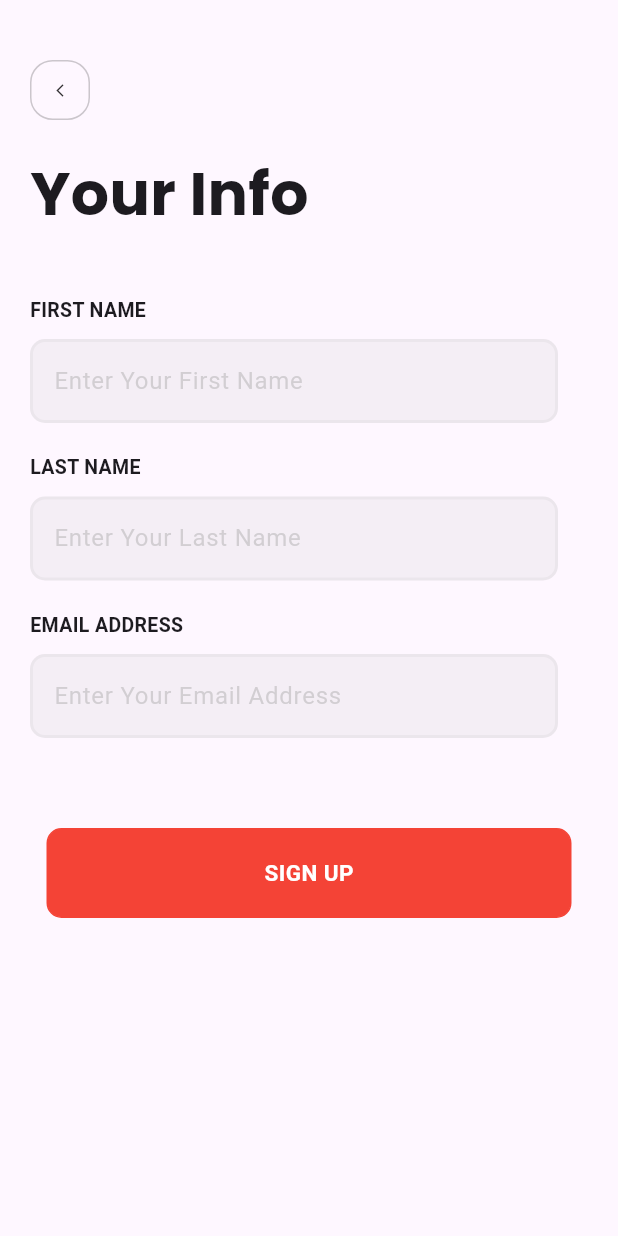
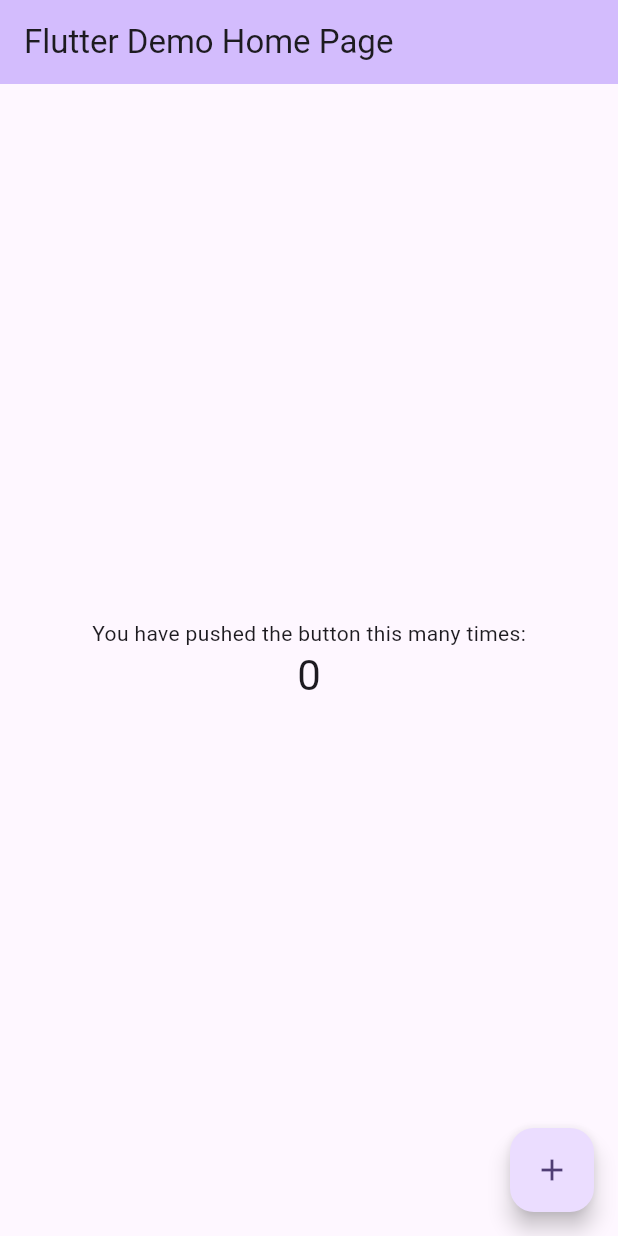
Before and after one commit to afrinfathima8524/Food_delivery, a Flutter app: the screen it shows after launch, on a phone screen of 412 x 824 dp. Run offline on Flutter 3.47's test engine with Material 3 defaults, Android fonts, the phone set to English and light mode, and no system bars; our stand-ins replace google_fonts.

Commit message:
firebase doing

```diff
--- a/food_delivery/lib/main.dart
+++ b/food_delivery/lib/main.dart
@@ -1,8 +1,4 @@
-// ignore_for_file: prefer_const_constructors
-
 import 'package:flutter/material.dart';
-
-import 'features/home/presentation/screens/signin.dart';
 
 void main() {
   runApp(const MyApp());
@@ -15,8 +11,115 @@ class MyApp extends StatelessWidget {
   @override
   Widget build(BuildContext context) {
     return MaterialApp(
-      debugShowCheckedModeBanner: false,
-      home: SignInPage(),
+      title: 'Flutter Demo',
+      theme: ThemeData(
+        // This is the theme of your application.
+        //
+        // TRY THIS: Try running your application with "flutter run". You'll see
+        // the application has a purple toolbar. Then, without quitting the app,
+        // try changing the seedColor in the colorScheme below to Colors.green
+        // and then invoke "hot reload" (save your changes or press the "hot
+        // reload" button in a Flutter-supported IDE, or press "r" if you used
+        // the command line to start the app).
+        //
+        // Notice that the counter didn't reset back to zero; the application
+        // state is not lost during the reload. To reset the state, use hot
+        // restart instead.
+        //
+        // This works for code too, not just values: Most code changes can be
+        // tested with just a hot reload.
+        colorScheme: ColorScheme.fromSeed(seedColor: Colors.deepPurple),
+        useMaterial3: true,
+      ),
+      home: const MyHomePage(title: 'Flutter Demo Home Page'),
     );
   }
 }
+
+class MyHomePage extends StatefulWidget {
+  const MyHomePage({super.key, required this.title});
+
+  // This widget is the home page of your application. It is stateful, meaning
+  // that it has a State object (defined below) that contains fields that affect
+  // how it looks.
+
+  // This class is the configuration for the state. It holds the values (in this
+  // case the title) provided by the parent (in this case the App widget) and
+  // used by the build method of the State. Fields in a Widget subclass are
+  // always marked "final".
+
+  final String title;
+
+  @override
+  State<MyHomePage> createState() => _MyHomePageState();
+}
+
+class _MyHomePageState extends State<MyHomePage> {
+  int _counter = 0;
+
+  void _incrementCounter() {
+    setState(() {
+      // This call to setState tells the Flutter framework that something has
+      // changed in this State, which causes it to rerun the build method below
+      // so that the display can reflect the updated values. If we changed
+      // _counter without calling setState(), then the build method would not be
+      // called again, and so nothing would appear to happen.
+      _counter++;
+    });
+  }
+
+  @override
+  Widget build(BuildContext context) {
+    // This method is rerun every time setState is called, for instance as done
+    // by the _incrementCounter method above.
+    //
+    // The Flutter framework has been optimized to make rerunning build methods
+    // fast, so that you can just rebuild anything that needs updating rather
+    // than having to individually change instances of widgets.
+    return Scaffold(
+      appBar: AppBar(
+        // TRY THIS: Try changing the color here to a specific color (to
+        // Colors.amber, perhaps?) and trigger a hot reload to see the AppBar
+        // change color while the other colors stay the same.
+        backgroundColor: Theme.of(context).colorScheme.inversePrimary,
+        // Here we take the value from the MyHomePage object that was created by
+        // the App.build method, and use it to set our appbar title.
+        title: Text(widget.title),
+      ),
+      body: Center(
+        // Center is a layout widget. It takes a single child and positions it
+        // in the middle of the parent.
+        child: Column(
+          // Column is also a layout widget. It takes a list of children and
+          // arranges them vertically. By default, it sizes itself to fit its
+          // children horizontally, and tries to be as tall as its parent.
+          //
+          // Column has various properties to control how it sizes itself and
+          // how it positions its children. Here we use mainAxisAlignment to
+          // center the children vertically; the main axis here is the vertical
+          // axis because Columns are vertical (the cross axis would be
+          // horizontal).
+          //
+          // TRY THIS: Invoke "debug painting" (choose the "Toggle Debug Paint"
+          // action in the IDE, or press "p" in the console), to see the
+          // wireframe for each widget.
+          mainAxisAlignment: MainAxisAlignment.center,
+          children: <Widget>[
+            const Text(
+              'You have pushed the button this many times:',
+            ),
+            Text(
+              '$_counter',
+              style: Theme.of(context).textTheme.headlineMedium,
+            ),
+          ],
+        ),
+      ),
+      floatingActionButton: FloatingActionButton(
+        onPressed: _incrementCounter,
+        tooltip: 'Increment',
+        child: const Icon(Icons.add),
+      ), // This trailing comma makes auto-formatting nicer for build methods.
+    );
+  }
+}
```
Also changed, not shown: 3 other files.
